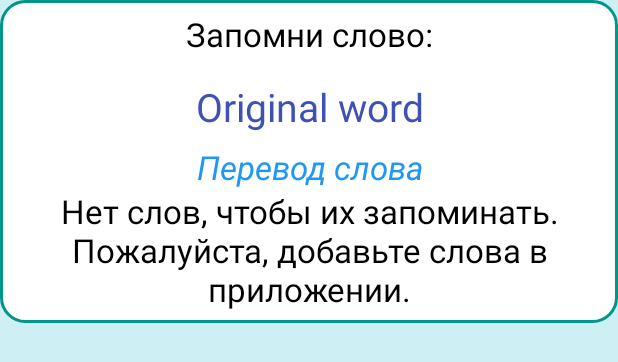
After one commit to ProsvIRnina12/PerfectEnglish, an Android app: the layout widget_random_word.xml on its own in the app's theme, with its tools: preview values and no code run, on a phone screen of 412 x 824 dp. The commit adds this screen. Shown: the top 362 px of the screen. Run offline under Robolectric (Android 15) with nearby library versions, the phone set to English and light mode, and no system bars.

Commit message:
Добавлены виджеты, которые можно поставить на главный экран для  неосознанного запоминания слов.

```diff
--- /dev/null
+++ b/app/src/main/res/drawable/background_widget.xml
@@ -0,0 +1,8 @@
+<?xml version="1.0" encoding="utf-8"?>
+<shape xmlns:android="http://schemas.android.com/apk/res/android"
+    android:shape="rectangle">
+    <corners android:radius="16dp"/>
+    <stroke android:color="@color/color_primary_variant_light"
+        android:width="2dp"/>
+    <solid android:color="@color/color_secondary_light"/>
+</shape>
--- /dev/null
+++ b/app/src/main/res/layout/widget_random_word.xml
@@ -0,0 +1,45 @@
+<?xml version="1.0" encoding="utf-8"?>
+<LinearLayout xmlns:android="http://schemas.android.com/apk/res/android"
+    android:layout_width="match_parent"
+    android:layout_height="wrap_content"
+    xmlns:tools="http://schemas.android.com/tools"
+    android:orientation="vertical"
+    android:padding="8dp"
+    android:background="@drawable/background_widget">
+    <TextView
+        android:layout_width="match_parent"
+        android:layout_height="wrap_content"
+        android:id="@+id/text_label_remember_random_word"
+        android:textSize="22sp"
+        android:gravity="center"
+        android:text="@string/remember_random_word"
+        android:textColor="@color/black"
+        />
+    <TextView
+        android:layout_width="match_parent"
+        android:layout_height="wrap_content"
+        android:id="@+id/text_random_word_original"
+        android:layout_marginTop="16dp"
+        tools:text="Original word"
+        android:textColor="#3F51B5"
+        android:gravity="center"
+        android:textSize="26sp"/>
+    <TextView
+        android:layout_width="match_parent"
+        android:layout_height="wrap_content"
+        android:id="@+id/text_random_word_translation"
+        android:layout_marginTop="8dp"
+        android:textStyle="italic"
+        android:textSize="22sp"
+        tools:text="Перевод слова"
+        android:textColor="#2196F3"
+        android:gravity="center"/>
+    <TextView
+        android:layout_width="match_parent"
+        android:layout_height="wrap_content"
+        android:id="@+id/text_no_words_for_widget"
+        android:text="@string/no_words_for_widget"
+        android:gravity="center"
+        android:textSize="22sp"
+        android:textColor="@color/black"/>
+</LinearLayout>
--- a/app/src/main/res/values/strings.xml
+++ b/app/src/main/res/values/strings.xml
@@ -23,4 +23,7 @@
     <string name="test_settings">Настройки диктанта</string>
     <string name="unable_tts">Невохможно воспроизвести текст в речь...</string>
     <string name="incorrect_input">Перевод и оригинал введены неверно.</string>
+    <string name="remember_random_word">Запомни слово:</string>
+    <string name="widget_random_word_description">Запомни слово!</string>
+    <string name="no_words_for_widget">Нет слов, чтобы их запоминать.\nПожалуйста, добавьте слова в приложении.</string>
 </resources>
```
Also changed, not shown: app/src/main/AndroidManifest.xml (+9 -0 lines), app/src/main/java/com/example/perfectenglish/repository/GsonHelper.java (+22 -0 lines), app/src/main/java/com/example/perfectenglish/widget/RandomWordWidgetProvider.java (added, +52 -0 lines), app/src/main/res/xml-v31/widget_provider_info_random_word.xml (added, +15 -0 lines), app/src/main/res/xml/widget_provider_info_random_word.xml (added, +9 -0 lines).
